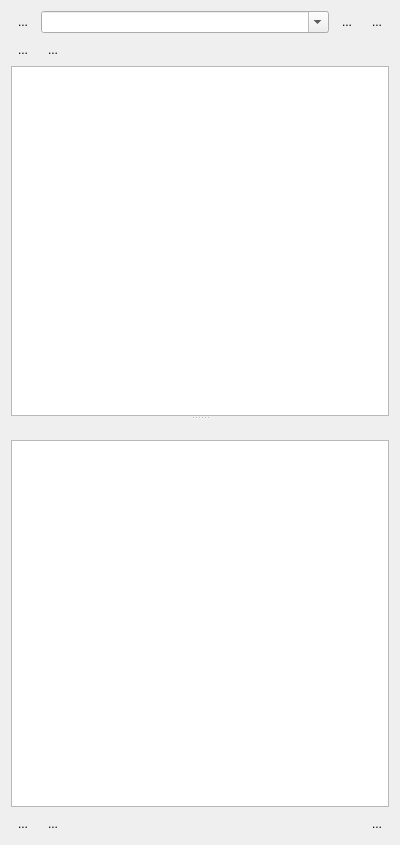
This is ui/AnalysisControl.ui in MonroeQuantumNetworks/IonControl as Qt 5 draws it before an edit. The edited form follows.
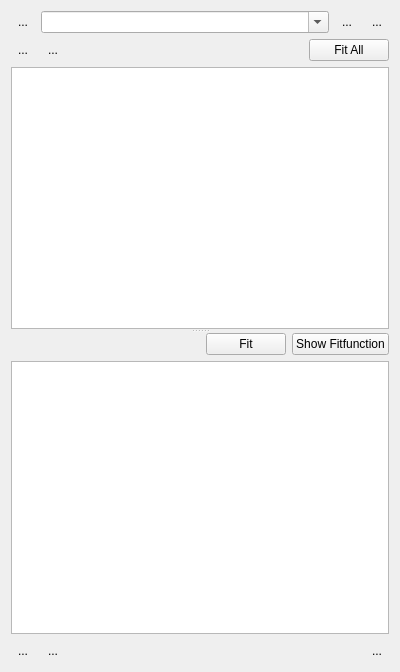
This is the edited form. Icons and pictures are not drawn. Custom widgets are drawn as their Qt base class.

```diff
--- a/ui/AnalysisControl.ui
+++ b/ui/AnalysisControl.ui
@@ -7,7 +7,7 @@
     <x>0</x>
     <y>0</y>
     <width>400</width>
-    <height>845</height>
+    <height>672</height>
    </rect>
   </property>
   <property name="windowTitle">
@@ -146,6 +146,13 @@
        </property>
       </spacer>
      </item>
+     <item>
+      <widget class="QPushButton" name="fitAllButton">
+       <property name="text">
+        <string>Fit All</string>
+       </property>
+      </widget>
+     </item>
     </layout>
    </item>
    <item>
@@ -157,11 +164,42 @@
      <widget class="QWidget" name="">
       <layout class="QVBoxLayout" name="verticalLayout">
        <item>
-        <widget class="QLabel" name="currentEvaluationLabel">
-         <property name="text">
-          <string/>
-         </property>
-        </widget>
+        <layout class="QHBoxLayout" name="horizontalLayout_4">
+         <item>
+          <widget class="QLabel" name="currentEvaluationLabel">
+           <property name="text">
+            <string/>
+           </property>
+          </widget>
+         </item>
+         <item>
+          <spacer name="horizontalSpacer_3">
+           <property name="orientation">
+            <enum>Qt::Horizontal</enum>
+           </property>
+           <property name="sizeHint" stdset="0">
+            <size>
+             <width>40</width>
+             <height>20</height>
+            </size>
+           </property>
+          </spacer>
+         </item>
+         <item>
+          <widget class="QPushButton" name="fitButton">
+           <property name="text">
+            <string>Fit</string>
+           </property>
+          </widget>
+         </item>
+         <item>
+          <widget class="QPushButton" name="showFitfunctionButton">
+           <property name="text">
+            <string>Show Fitfunction</string>
+           </property>
+          </widget>
+         </item>
+        </layout>
        </item>
        <item>
         <widget class="TableViewExtended" name="pushTableView"/>
```
